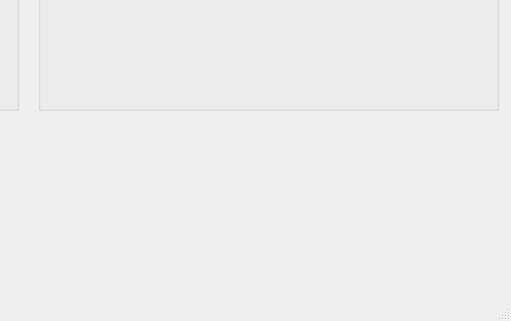
Old version of the form gui/analysis_window.ui in the repository AdvancedPhotonSource/DashPVA; both pictures show x 932 to 1443 and y 360 to 681 of the 1443 by 681 pixel window.
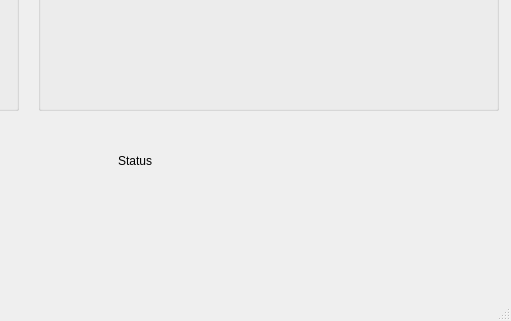
New version of the form.

Patch:
```diff
--- a/gui/analysis_window.ui
+++ b/gui/analysis_window.ui
@@ -273,6 +273,19 @@
      <string>ROI height</string>
     </property>
    </widget>
+   <widget class="QLabel" name="status_text">
+    <property name="geometry">
+     <rect>
+      <x>1050</x>
+      <y>500</y>
+      <width>351</width>
+      <height>41</height>
+     </rect>
+    </property>
+    <property name="text">
+     <string>Status</string>
+    </property>
+   </widget>
   </widget>
   <widget class="QStatusBar" name="statusbar"/>
  </widget>
```
